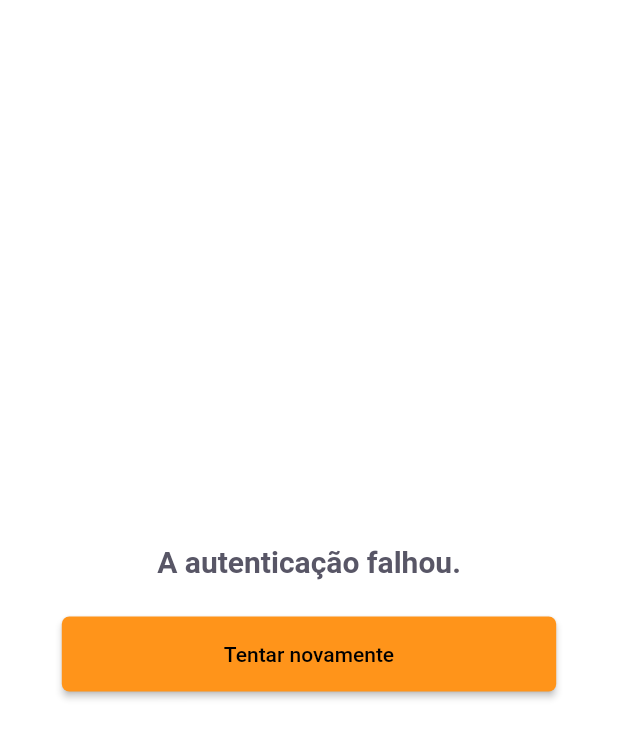
After one commit to BrennerFerreira/pay_flow, a Flutter app: the LocalAuthPage screen opened directly, after a tap on "Tentar novamente", on a phone screen of 412 x 824 dp. The commit adds this screen. Shown: the top 738 px of the screen. Run offline on Flutter 3.47's test engine with Material 2 defaults, Android fonts, the phone set to English and light mode, and no system bars; our stand-ins replace cloud_firestore, firebase_analytics, firebase_auth, firebase_core, firebase_messaging, flutter_masked_text2 and 10 more; missing offline and left inert: animated_card, google_ml_kit; accounts and stored records are empty; project files that could hold a hidden picture were left out.

Commit message:
feat: integrate local auth on app open

```diff
--- a/lib/app/routes/routes.dart
+++ b/lib/app/routes/routes.dart
@@ -5,6 +5,8 @@ import '../../injectable.dart';
 import '../../modules/home/home_page.dart';
 import '../../modules/insert_boleto/controller/insert_boleto_controller.dart';
 import '../../modules/insert_boleto/insert_boleto_page.dart';
+import '../../modules/local_auth/controller/local_auth_controller.dart';
+import '../../modules/local_auth/local_auth_page.dart';
 import '../../modules/login/login_page.dart';
 import '../../modules/privacy_policy/privacy_policy_page.dart';
 import '../../modules/splash/splash_page.dart';
@@ -15,6 +17,10 @@ final Map<String, Widget Function(BuildContext)> routes = {
   SPLASH_ROUTE: (_) => SplashPage(),
   LOGIN_ROUTE: (_) => LoginPage(),
   PRIVACY_POLICY_ROUTE: (_) => PrivacyPolicyPage(),
+  LOCAL_AUTH_ROUTE: (context) => ChangeNotifierProvider<LocalAuthController>(
+        create: (_) => getIt<LocalAuthController>(),
+        builder: (context, _) => LocalAuthPage(),
+      ),
   HOME_ROUTE: (_) => HomePage(),
   USER_DETAILS_ROUTE: (_) => UserDetailsPage(),
   INSERT_BOLETO_ROUTE: (context) =>
--- a/lib/app/routes/routes_names.dart
+++ b/lib/app/routes/routes_names.dart
@@ -1,6 +1,7 @@
 // ignore_for_file: constant_identifier_names
 const String SPLASH_ROUTE = "/";
 const String LOGIN_ROUTE = "/login";
+const String LOCAL_AUTH_ROUTE = "/local-auth";
 const String HOME_ROUTE = "/home";
 const String USER_DETAILS_ROUTE = "/user-details";
 const String INSERT_BOLETO_ROUTE = "/insert-boleto";
--- /dev/null
+++ b/lib/modules/local_auth/controller/local_auth_controller.dart
@@ -0,0 +1,33 @@
+import 'package:boleto_organizer/modules/local_auth/services/i_local_auth_services.dart';
+import 'package:flutter/material.dart';
+import 'package:injectable/injectable.dart';
+
+@injectable
+class LocalAuthController with ChangeNotifier {
+  final ILocalAuthServices _services;
+
+  LocalAuthController(this._services);
+
+  bool _isLoading = true;
+  bool get isLoading => _isLoading;
+  bool _authFail = false;
+  bool get authFail => _authFail;
+  bool _isAuthenticated = false;
+  bool get isAuthenticated => _isAuthenticated;
+
+  Future<void> authenticationRequested() async {
+    final authenticationSuccess = await _services.authenticate();
+
+    if (authenticationSuccess == null) {
+      await _services.cancelAuthentication();
+      _authFail = true;
+    } else {
+      _authFail = !authenticationSuccess;
+      _isAuthenticated = authenticationSuccess;
+    }
+
+    _isLoading = false;
+    notifyListeners();
+    return;
+  }
+}
--- /dev/null
+++ b/lib/modules/local_auth/local_auth_page.dart
@@ -0,0 +1,82 @@
+import 'package:boleto_organizer/app/theme/text_styles.dart';
+import 'package:flutter/material.dart';
+import 'package:provider/provider.dart';
+
+import '../../app/routes/routes_names.dart';
+import 'controller/local_auth_controller.dart';
+
+class LocalAuthPage extends StatefulWidget {
+  @override
+  _LocalAuthPageState createState() => _LocalAuthPageState();
+}
+
+class _LocalAuthPageState extends State<LocalAuthPage> {
+  Future<void> _requestAuthentication() async {
+    await context.read<LocalAuthController>().authenticationRequested();
+    if (context.read<LocalAuthController>().isAuthenticated) {
+      Navigator.of(context).pushReplacementNamed(HOME_ROUTE);
+    }
+  }
+
+  @override
+  void initState() {
+    super.initState();
+    _requestAuthentication();
+  }
+
+  @override
+  Widget build(BuildContext context) {
+    return Consumer<LocalAuthController>(
+      builder: (context, controller, _) {
+        if (controller.isLoading) {
+          return const Scaffold(
+            body: Center(
+              child: CircularProgressIndicator(),
+            ),
+          );
+        }
+
+        return controller.authFail
+            ? Scaffold(
+                body: Center(
+                  child: Column(
+                    mainAxisSize: MainAxisSize.min,
+                    children: [
+                      Text(
+                        "A autenticação falhou.",
+                        style: AppTextStyles.titleBold,
+                      ),
+                      const SizedBox(height: 25),
+                      SizedBox(
+                        height: 50,
+                        width: MediaQuery.of(context).size.width * 0.8,
+                        child: ElevatedButton(
+                          style: ElevatedButton.styleFrom(
+                            shape: RoundedRectangleBorder(
+                              borderRadius: BorderRadius.circular(5),
+                            ),
+                          ),
+                          onPressed: () async {
+                            await controller.authenticationRequested();
+
+                            if (controller.isAuthenticated) {
+                              Navigator.of(context)
+                                  .pushReplacementNamed(HOME_ROUTE);
+                            }
+                          },
+                          child: const Text("Tentar novamente"),
+                        ),
+                      ),
+                    ],
+                  ),
+                ),
+              )
+            : const Scaffold(
+                body: Center(
+                  child: CircularProgressIndicator(),
+                ),
+              );
+      },
+    );
+  }
+}
--- /dev/null
+++ b/lib/modules/local_auth/services/i_local_auth_services.dart
@@ -0,0 +1,4 @@
+abstract class ILocalAuthServices {
+  Future<bool?> authenticate();
+  Future<bool> cancelAuthentication();
+}
--- /dev/null
+++ b/lib/modules/local_auth/services/local_auth_services.dart
@@ -0,0 +1,74 @@
+import 'package:flutter/services.dart';
+import 'package:injectable/injectable.dart';
+import 'package:local_auth/auth_strings.dart';
+import 'package:local_auth/local_auth.dart';
+
+import 'i_local_auth_services.dart';
+
+@Injectable(as: ILocalAuthServices)
+class LocalAuthServices implements ILocalAuthServices {
+  final LocalAuthentication _localAuth;
+
+  LocalAuthServices(this._localAuth);
+
+  final androidMessages = const AndroidAuthMessages(
+    biometricHint: "Verificar identidade",
+    cancelButton: "Cancelar",
+    signInTitle: "Autenticação necessária",
+    goToSettingsDescription:
+        "A autenticação biométrica não está configurada no seu dispositivo. Vá para "
+        "'Configurações > Segurança' para adicionar uma autenticação biométrica.",
+    goToSettingsButton: "Configurações",
+    biometricNotRecognized: "Biometria não reconhecida",
+    biometricSuccess: "Autenticação bem-sucedida",
+    biometricRequiredTitle: "Autenticação biomética necessária",
+    deviceCredentialsRequiredTitle: "Credenciais do dispositivo necessárias",
+    deviceCredentialsSetupDescription:
+        "Configure as credenciais do dispositivo",
+  );
+  final iosMessages = const IOSAuthMessages(
+    goToSettingsDescription:
+        "A autenticação biométrica não está configurada no seu dispositivo. Vá para "
+        "'Configurações > Segurança' para adicionar uma autenticação biométrica.",
+    lockOut:
+        'Autenticação biométrica está desabilitada. Por favor, bloqueie e desbloqueie sua tela para '
+        'habilitá-la.',
+    cancelButton: "Cancelar",
+    goToSettingsButton: "Ir para as configurações",
+  );
+
+  @override
+  Future<bool?> authenticate() async {
+    try {
+      final bool canCheckBiometrics = await _localAuth.canCheckBiometrics;
+
+      if (!canCheckBiometrics) {
+        return null;
+      }
+
+      final List<BiometricType> availableBiometrics =
+          await _localAuth.getAvailableBiometrics();
+
+      if (availableBiometrics.isEmpty) {
+        return null;
+      }
+
+      final bool authenticated = await _localAuth.authenticate(
+        localizedReason: "Desbloqueie seu app.",
+        biometricOnly: true,
+        stickyAuth: true,
+        androidAuthStrings: androidMessages,
+        iOSAuthStrings: iosMessages,
+      );
+
+      return authenticated;
+    } on PlatformException {
+      return null;
+    }
+  }
+
+  @override
+  Future<bool> cancelAuthentication() async {
+    return _localAuth.stopAuthentication();
+  }
+}
--- a/lib/modules/splash/splash_page.dart
+++ b/lib/modules/splash/splash_page.dart
@@ -22,7 +22,7 @@ class _SplashPageState extends State<SplashPage> {
 
       if (currentUser != null) {
         context.read<AnalyticsController>().setUserId(currentUser.id);
-        Navigator.of(context).pushReplacementNamed(HOME_ROUTE);
+        Navigator.of(context).pushReplacementNamed(LOCAL_AUTH_ROUTE);
       } else {
         Navigator.of(context).pushReplacementNamed(LOGIN_ROUTE);
       }
--- a/lib/modules/user_details/controller/user_details_controller.dart
+++ b/lib/modules/user_details/controller/user_details_controller.dart
@@ -7,9 +7,7 @@ import '../services/i_user_details_services.dart';
 class UserDetailsController with ChangeNotifier {
   final IUserDetailsServices _services;
 
-  UserDetailsController(this._services) {
-    getPreferences();
-  }
+  UserDetailsController(this._services);
 
   bool _isDarkTheme = false;
   bool get isDarkTheme => _isDarkTheme;
@@ -18,7 +16,20 @@ class UserDetailsController with ChangeNotifier {
     notifyListeners();
   }
 
+  bool _useLocalAuth = false;
+  bool get useLocalAuth => _useLocalAuth;
+  set useLocalAuth(bool newState) {
+    _useLocalAuth = newState;
+    notifyListeners();
+  }
+
+  bool _isLoading = true;
+  bool get isLoading => _isLoading;
+
   Future<void> getPreferences() async {
+    _isLoading = true;
     isDarkTheme = await _services.getUserDarkThemePreference();
+    useLocalAuth = await _services.useLocalAuth();
+    _isLoading = false;
   }
 }
--- a/lib/modules/user_details/services/i_user_details_services.dart
+++ b/lib/modules/user_details/services/i_user_details_services.dart
@@ -1,3 +1,4 @@
 abstract class IUserDetailsServices {
   Future<bool> getUserDarkThemePreference();
+  Future<bool> useLocalAuth();
 }
--- a/lib/shared/constants/constants.dart
+++ b/lib/shared/constants/constants.dart
@@ -5,6 +5,7 @@ const String CREATED_AT_STRING = "createdAt";
 const String DARK_THEME_STRING = "darkTheme";
 const String EMAIL_STRING = "email";
 const String ID_TOKEN_STRING = "idToken";
+const String LOCAL_AUTH_STRING = "localAuth";
 const String PLATFORM_STRING = "platform";
 const String TOKENS_STRING = "tokens";
 const String TOKEN_TITLE_STRING = "token";
--- a/lib/shared/third_party_modules/third_party_modules.dart
+++ b/lib/shared/third_party_modules/third_party_modules.dart
@@ -5,6 +5,7 @@ import 'package:firebase_auth/firebase_auth.dart';
 import 'package:firebase_messaging/firebase_messaging.dart';
 import 'package:google_sign_in/google_sign_in.dart';
 import 'package:injectable/injectable.dart';
+import 'package:local_auth/local_auth.dart';
 import 'package:shared_preferences/shared_preferences.dart';
 
 @module
@@ -16,6 +17,7 @@ abstract class ThirdPartyModules {
   FirebaseFirestore get firestore => FirebaseFirestore.instance;
   FirebaseMessaging get firebaseMessaging => FirebaseMessaging.instance;
   GoogleSignIn get googleSignIn => GoogleSignIn(scopes: ['email']);
+  LocalAuthentication get localAuth => LocalAuthentication();
 
   @preResolve
   Future<SharedPreferences> get prefs => SharedPreferences.getInstance();
--- a/pubspec.yaml
+++ b/pubspec.yaml
@@ -31,6 +31,7 @@ dependencies:
   google_sign_in: ^5.0.4
   image_picker: ^0.8.1+3
   injectable: ^1.4.1
+  local_auth: ^1.1.6
   provider: ^5.0.0
   shared_preferences: ^2.0.6
   shared_preferences_web: ^2.0.0
```
Also changed, not shown: lib/modules/user_details/services/shared_preferences_user_details_services.dart (+7 -0 lines), lib/injectable.config.dart, pubspec.lock, 2 other files.
